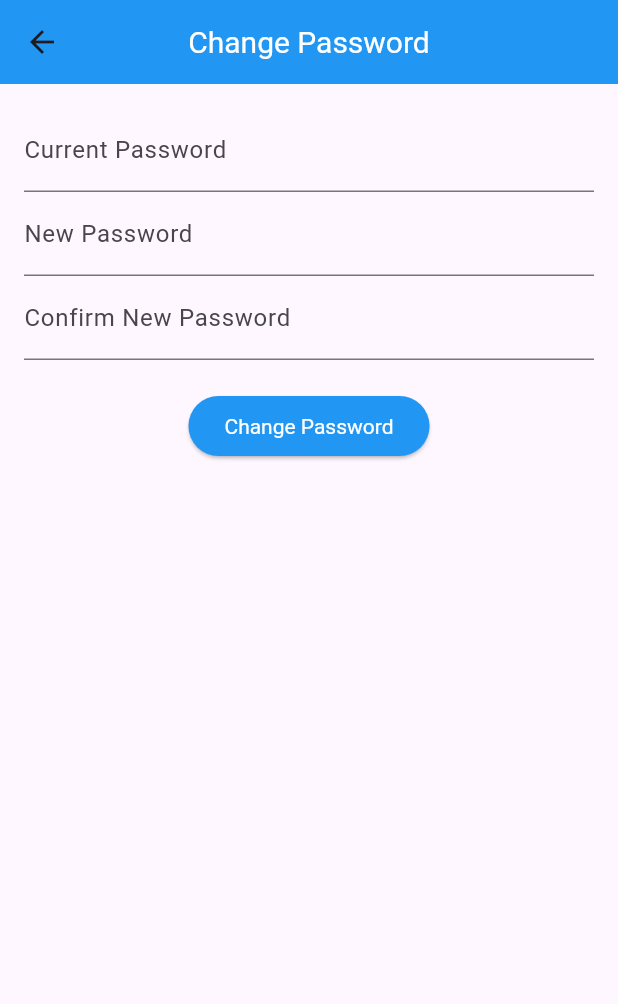
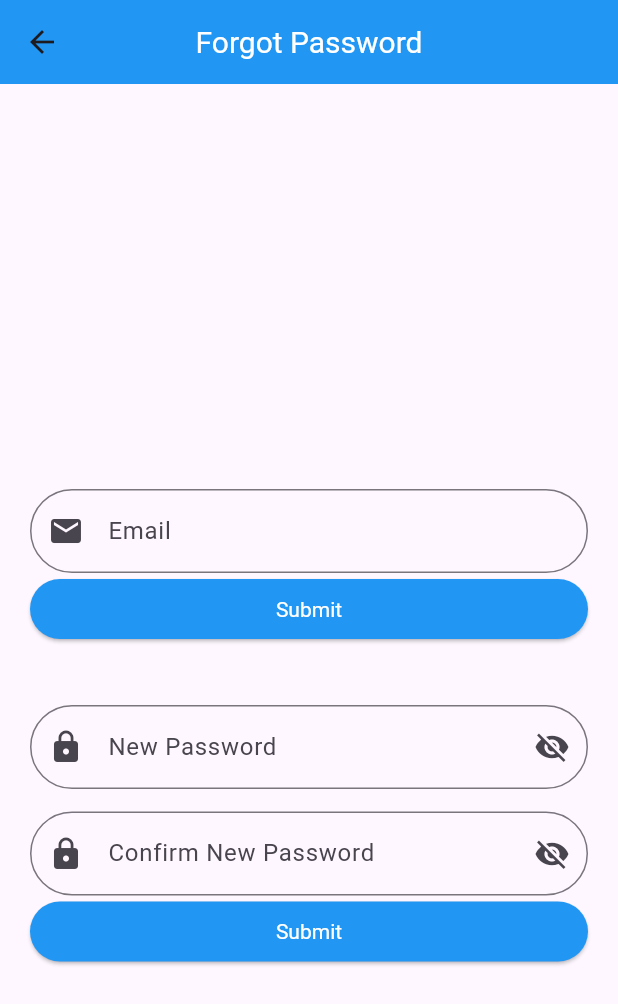
Before and after one commit to AnnEldho/EduBridge, a Flutter app: the screen it shows after launch, after a tap on "Forgot Password?", on a phone screen of 412 x 824 dp. Shown: the top 1004 px of the screen. Run offline on Flutter 3.47's test engine with Material 3 defaults, Android fonts, the phone set to English and light mode, and no system bars; our stand-ins replace dio, flutter_secure_storage.

Commit message:
notification,status,forgot password

```diff
--- /dev/null
+++ b/frontend/edubridge/lib/forgot_password.dart
@@ -0,0 +1,159 @@
+import 'package:edubridge/widgets/text_widgets.dart';
+import 'package:edubridge/widgets/textbox_widget.dart';
+import 'package:flutter/material.dart';
+
+class ForgotpasswordPage extends StatefulWidget {
+  const ForgotpasswordPage({super.key});
+
+  @override
+  State<ForgotpasswordPage> createState() => _ForgotpasswordPageState();
+}
+
+class _ForgotpasswordPageState extends State<ForgotpasswordPage> {
+  final _formKey1 = GlobalKey<FormState>();
+  final _formKey2 = GlobalKey<FormState>();
+  final TextEditingController password = TextEditingController();
+  final TextEditingController confirmpassword = TextEditingController();
+  final _emailController = TextEditingController();
+  bool _hidePassword1 = true;
+  bool _hidePassword2 = true;
+  String? validateEmail(String? value) {
+    String pattern = r'^[\w-]+(\.[\w-]+)*@([\w-]+\.)+[a-zA-Z]{2,7}$';
+    RegExp regExp = RegExp(pattern);
+    if (value!.isEmpty) {
+      return 'Email is required';
+    } else if (!regExp.hasMatch(value)) {
+      return 'Invalid email';
+    } else {
+      return null;
+    }
+  }
+
+  String? validatePassword(String? value) {
+    String pattern =
+        r'^(?=.*[a-z])(?=.*[A-Z])(?=.*\d)(?=.*[@$!%*?&])[A-Za-z\d@$!%*?&]{8,}$';
+    RegExp regex = RegExp(pattern);
+    if (!regex.hasMatch(value!)) {
+      return 'Password must have at least one uppercase, one lowercase, one number and one special character, and minimum 8 characters long.';
+    } else {
+      return null;
+    }
+  }
+
+  String? validateConfirmPassword(String? value) {
+    String pattern =
+        r'^(?=.*[a-z])(?=.*[A-Z])(?=.*\d)(?=.*[@$!%*?&])[A-Za-z\d@$!%*?&]{8,}$';
+    RegExp regex = RegExp(pattern);
+    if (!regex.hasMatch(value!)) {
+      return 'Password must have at least one uppercase, one lowercase, one number and one special character, and minimum 8 characters long.';
+    } else if (password.value != confirmpassword.value) {
+      return 'Password not matching';
+    } else {
+      return null;
+    }
+  }
+
+  @override
+  Widget build(BuildContext context) {
+    return Scaffold(
+      appBar: AppBar(
+        title: const Text('Forgot Password'),
+      ),
+      body: ListView(children: [
+        const SizedBox(
+          height: 250,
+        ),
+        Container(
+          padding: const EdgeInsets.all(20),
+          child: Form(
+            key: _formKey1,
+            child: Column(
+              mainAxisAlignment: MainAxisAlignment.center,
+              children: [
+                CustomTextBox(
+                  controller: _emailController,
+                  labelText: 'Email',
+                  keyboardType: TextInputType.emailAddress,
+                  prefixIcon: Icons.email,
+                  validator: validateEmail,
+                ),
+                SizedBox(
+                  width: double.infinity,
+                  child: ElevatedButton(
+                      onPressed: () {
+                        if (_formKey1.currentState!.validate()) {}
+                      },
+                      child: const Text("Submit")),
+                )
+              ],
+            ),
+          ),
+        ),
+        Container(
+          padding: const EdgeInsets.all(20),
+          child: Form(
+              key: _formKey2,
+              child: Column(
+                children: [
+                  TextFormField(
+                    controller: password,
+                    decoration: InputDecoration(
+                      errorMaxLines: 200,
+                      labelText: 'New Password',
+                      prefixIcon: const Icon(Icons.lock),
+                      suffixIcon: IconButton(
+                        icon: Icon(_hidePassword1
+                            ? Icons.visibility_off
+                            : Icons.visibility),
+                        onPressed: () {
+                          setState(() {
+                            _hidePassword1 = !_hidePassword1;
+                          });
+                        },
+                      ),
+                      border: OutlineInputBorder(
+                          borderRadius: BorderRadius.circular(30)),
+                    ),
+                    validator: validatePassword,
+                    obscureText: _hidePassword1,
+                  ),
+                  const SizedBox(
+                    height: 15,
+                  ),
+                  TextFormField(
+                    controller: confirmpassword,
+                    decoration: InputDecoration(
+                      errorMaxLines: 200,
+                      labelText: 'Confirm New Password',
+                      suffixIcon: IconButton(
+                        icon: Icon(_hidePassword2
+                            ? Icons.visibility_off
+                            : Icons.visibility),
+                        onPressed: () {
+                          setState(() {
+                            _hidePassword2 = !_hidePassword2;
+                          });
+                        },
+                      ),
+                      prefixIcon: const Icon(Icons.lock),
+                      border: OutlineInputBorder(
+                          borderRadius: BorderRadius.circular(30)),
+                    ),
+                    validator: validateConfirmPassword,
+                    obscureText: _hidePassword2,
+                  ),
+                  SizedBox(
+                    width: double.infinity,
+                    child: ElevatedButton(
+                        onPressed: () {
+                          if (_formKey2.currentState!.validate()) {}
+                        },
+                        child: const Text("Submit")),
+                  )
+                ],
+              )),
+        )
+      ]),
+    );
+  }
+}
--- a/frontend/edubridge/lib/login.dart
+++ b/frontend/edubridge/lib/login.dart
@@ -1,6 +1,7 @@
 import 'dart:convert';
 import 'package:dio/dio.dart';
 import 'package:edubridge/change_password.dart';
+import 'package:edubridge/forgot_password.dart';
 import 'package:edubridge/services/user_service.dart';
 import 'package:edubridge/usertypes.dart';
 import 'package:flutter/material.dart';
@@ -54,7 +55,8 @@ class _LoginFormState extends State<LoginForm> {
             Navigator.pushNamedAndRemoveUntil(
                 context, "/sponsor", (route) => false);
           } else if (response.data['exist']['usertype'] == "Ngo") {
-            Navigator.pushNamedAndRemoveUntil(context, "/ngo", (route) => false);
+            Navigator.pushNamedAndRemoveUntil(
+                context, "/ngo", (route) => false);
           }
         } on DioException catch (e) {
           print(e.response!.data);
@@ -104,7 +106,8 @@ class _LoginFormState extends State<LoginForm> {
                       const SizedBox(height: 10),
                       TextFormField(
                         controller: _passwordController,
-                        decoration: const InputDecoration(labelText: 'Password'),
+                        decoration:
+                            const InputDecoration(labelText: 'Password'),
                         obscureText: true,
                         validator: (value) {
                           if (value == null || value.isEmpty) {
@@ -126,7 +129,8 @@ class _LoginFormState extends State<LoginForm> {
                           Navigator.push(
                             context,
                             MaterialPageRoute(
-                                builder: (context) => const ChangePassword()),
+                                builder: (context) =>
+                                    const ForgotpasswordPage()),
                           );
                         },
                         child: const Text('Forgot Password?'),
@@ -136,10 +140,12 @@ class _LoginFormState extends State<LoginForm> {
                           Navigator.push(
                             context,
                             MaterialPageRoute(
-                                builder: (context) => const UserTypeSelection()),
+                                builder: (context) =>
+                                    const UserTypeSelection()),
                           );
                         },
-                        child: const Text('Don\'t have an account? Register here'),
+                        child:
+                            const Text('Don\'t have an account? Register here'),
                       ),
                     ],
                   ),
--- a/frontend/edubridge/lib/services/user_service.dart
+++ b/frontend/edubridge/lib/services/user_service.dart
@@ -204,4 +204,10 @@ class UserService {
     final response = await dio.post("${url}addReplyToComplaint", data: details);
     return response;
   }
+
+  //add notifications
+  addNotification(String details) async {
+    final response = await dio.post("${url}addNotification", data: details);
+    return response;
+  }
 }
```
Also changed, not shown: frontend/edubridge/lib/add_notifications.dart (added, +101 -0 lines), frontend/edubridge/lib/admindashboard.dart (+15 -0 lines), frontend/edubridge/lib/viewscholorship.dart (+12 -3 lines), frontend/edubridge/lib/viewcomplaintsingle.dart (line endings or trailing spaces), 6 other files.
